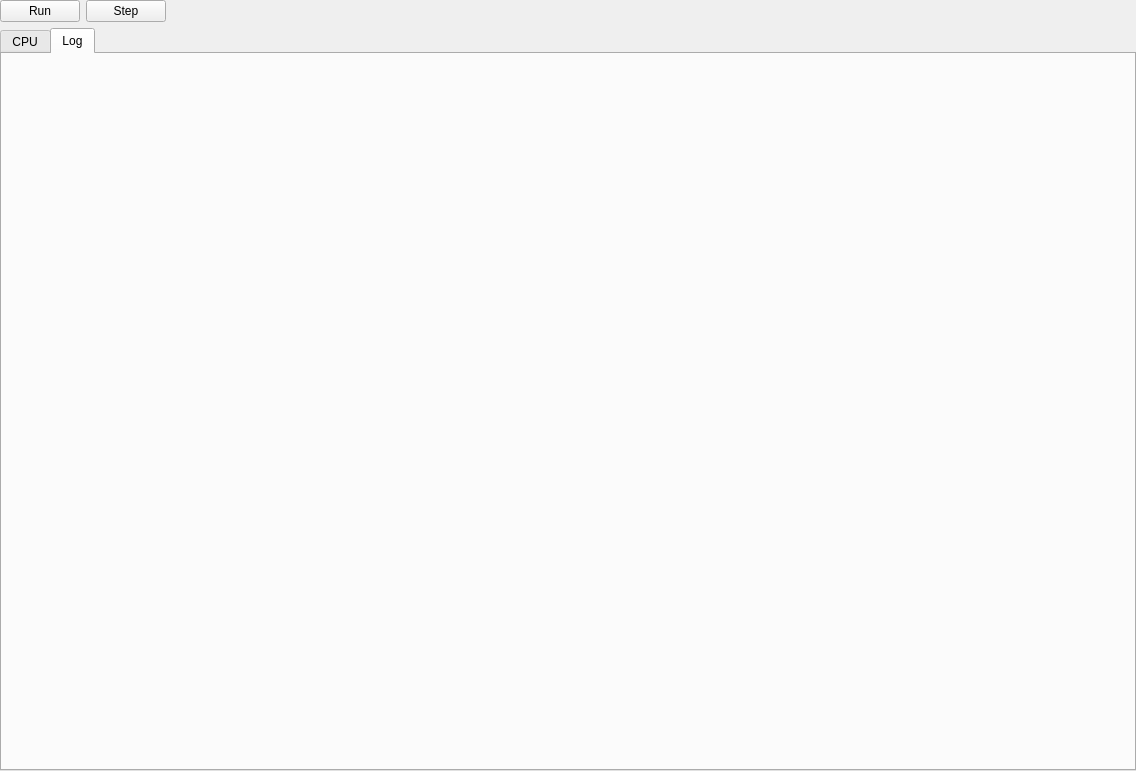
Above: xdebuggerwidget.ui from horsicq/XDebuggerWidget before the change. Below: the same form after it.
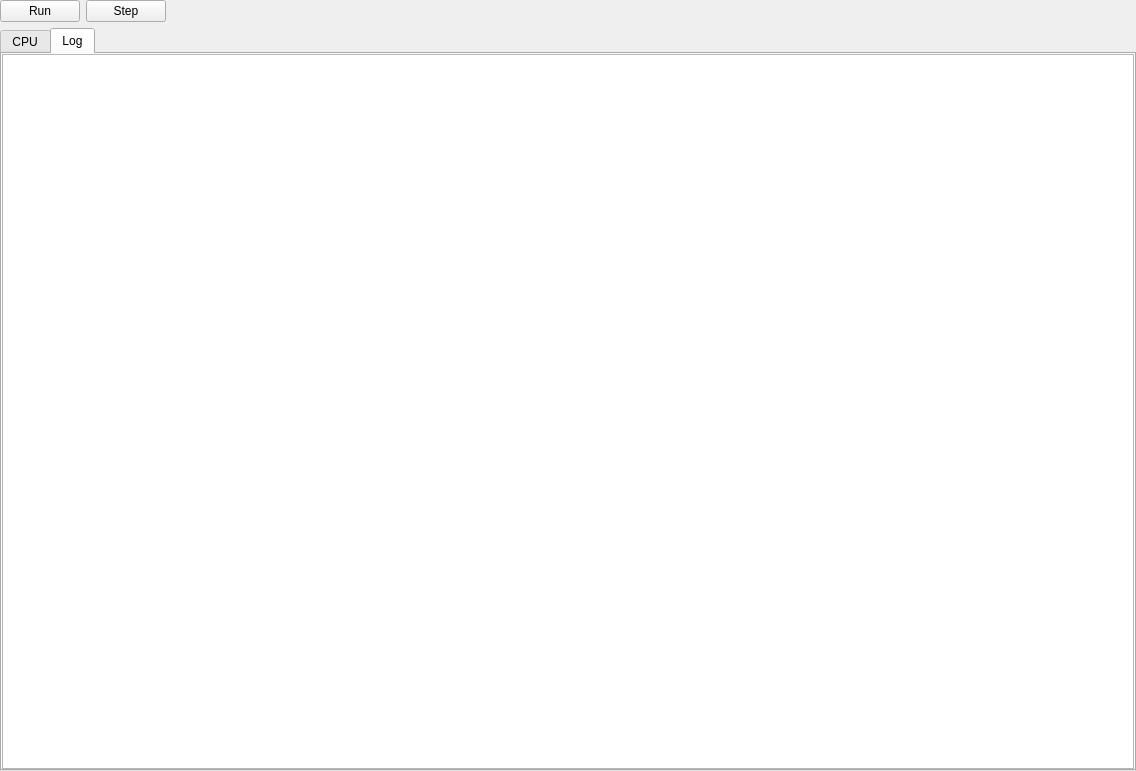
That is the form after the change. The open tabs and pages were chosen to show the change. Custom widgets are drawn as their Qt base class.

The edit to the form file:
```diff
--- a/xdebuggerwidget.ui
+++ b/xdebuggerwidget.ui
@@ -112,6 +112,27 @@
       <attribute name="title">
        <string>Log</string>
       </attribute>
+      <layout class="QVBoxLayout" name="verticalLayout_3">
+       <property name="leftMargin">
+        <number>0</number>
+       </property>
+       <property name="topMargin">
+        <number>0</number>
+       </property>
+       <property name="rightMargin">
+        <number>0</number>
+       </property>
+       <property name="bottomMargin">
+        <number>0</number>
+       </property>
+       <item>
+        <widget class="QPlainTextEdit" name="plainTextEditLog">
+         <property name="readOnly">
+          <bool>true</bool>
+         </property>
+        </widget>
+       </item>
+      </layout>
      </widget>
     </widget>
    </item>
```
